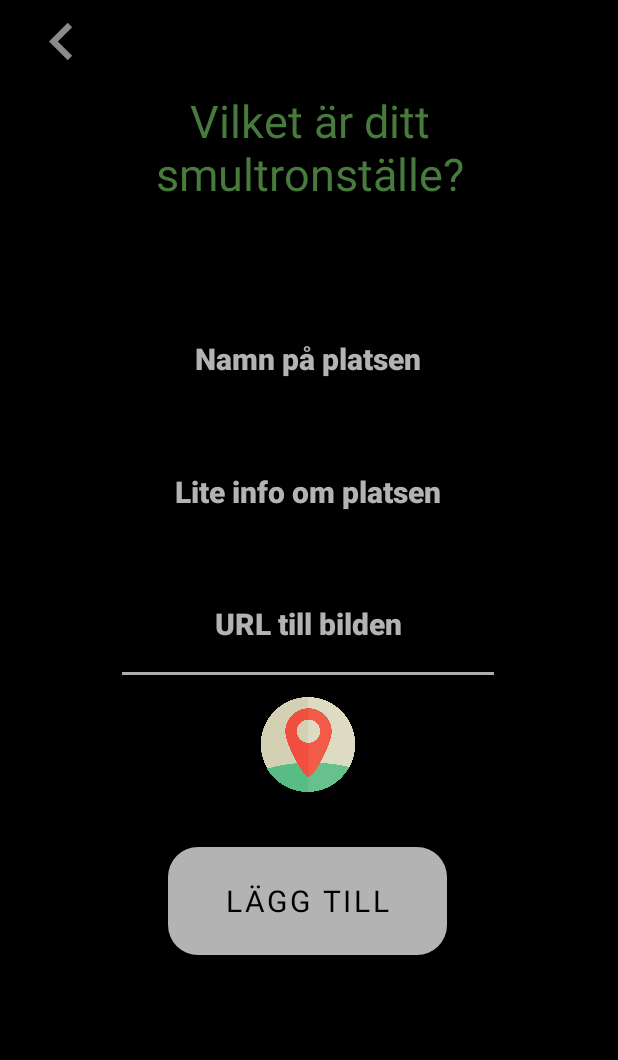
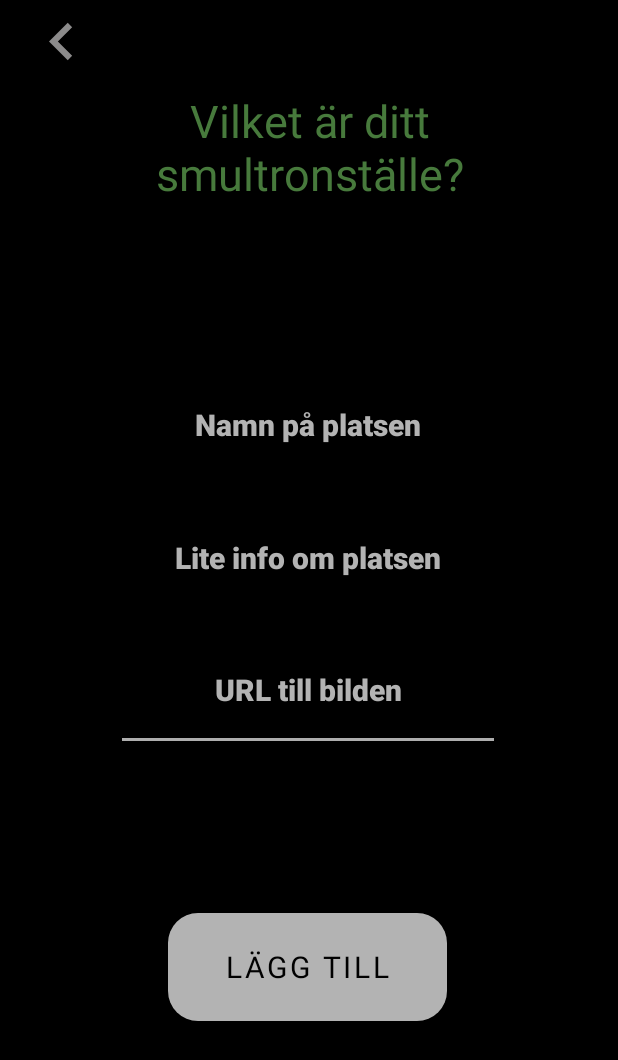
Before and after one commit to Salmberg/PlacesApp, an Android app: the AddPlaceActivity screen opened directly, with no data from a screen before it, on a phone screen of 412 x 824 dp. Shown: the top 1060 px of the screen. Run offline under Robolectric (Android 15) with nearby library versions, the phone set to English and light mode, and no system bars; our stand-ins replace Firebase (no records; nobody signed in at launch, a user with empty details on screens opened directly); Roboto replaces fonts that are not available here.

```diff
--- a/app/build.gradle
+++ b/app/build.gradle
@@ -54,4 +54,6 @@ dependencies {
     androidTestImplementation 'androidx.test.ext:junit:1.1.4'
     androidTestImplementation 'androidx.test.espresso:espresso-core:3.5.0'
     implementation'com.google.android.gms:play-services-location:21.0.1'
+    implementation 'com.github.bumptech.glide:glide:4.14.2'
+
 }
--- a/app/src/main/java/com/example/placesapp/AddPlaceActivity.kt
+++ b/app/src/main/java/com/example/placesapp/AddPlaceActivity.kt
@@ -35,6 +35,7 @@ class AddPlaceActivity : AppCompatActivity() {
         val addButton = findViewById<Button>(R.id.addButton)
         addButton.setOnClickListener {
             savePlace()
+
         }
 
         val goBackButton = findViewById<ImageButton>(R.id.goBackButton)
@@ -42,19 +43,18 @@ class AddPlaceActivity : AppCompatActivity() {
             onBackPressed()
         }
 
-        val addPinButton = findViewById<ImageView>(R.id.addPinImageView)
-        addPinButton.setOnClickListener{
-            val intent = Intent(this, MapsActivity::class.java)
-            startActivity(intent)
-        }
     }
 
     fun savePlace() {
         val place = Place(
             name = addNameEditText.text.toString(),
             info = addInfoEditText.text.toString(),
-            image = addUrlEditText.text.toString()
+            imageURL = addUrlEditText.text.toString(),
+            longitude = intent.getDoubleExtra("longitude",0.0),
+            latitude = intent.getDoubleExtra("latitude",0.0)
         )
+
+
 
         addNameEditText.setText("")
         addInfoEditText.setText("")
@@ -69,6 +69,8 @@ class AddPlaceActivity : AppCompatActivity() {
         db.collection("users").document(user.uid)
             .collection("places").add(place)
 
-        onBackPressed()
+        val intent = Intent(this, MapsActivity::class.java)
+        startActivity(intent)
+
     }
 }
--- a/app/src/main/java/com/example/placesapp/Place.kt
+++ b/app/src/main/java/com/example/placesapp/Place.kt
@@ -7,7 +7,8 @@ data class Place(
     @DocumentId var documentId: String? = null,
     var name: String? = null,
     var info: String? = null,
-    var image: String? = null,
-    var position: Double? = null
+    var imageURL: String? = null,
+    var longitude: Double? = null,
+    var latitude: Double? = null
     ) {
 }
--- a/app/src/main/java/com/example/placesapp/PlacesActivity.kt
+++ b/app/src/main/java/com/example/placesapp/PlacesActivity.kt
@@ -127,7 +127,7 @@ open class PlacesActivity : AppCompatActivity() {
     }
 
     fun goToAddActivity() {
-        val intent = Intent(this, AddPlaceActivity::class.java)
+        val intent = Intent(this, MapsActivity::class.java)
         startActivity(intent)
     }
 }
--- a/app/src/main/java/com/example/placesapp/PlacesRecyclerAdapter.kt
+++ b/app/src/main/java/com/example/placesapp/PlacesRecyclerAdapter.kt
@@ -14,6 +14,7 @@ import android.widget.TextView
 import android.widget.Toast
 import androidx.core.content.ContextCompat.startActivity
 import androidx.recyclerview.widget.RecyclerView
+import com.bumptech.glide.Glide
 import com.google.android.material.floatingactionbutton.FloatingActionButton
 import com.google.firebase.auth.FirebaseAuth
 import com.google.firebase.auth.ktx.auth
@@ -65,7 +66,8 @@ class PlacesRecyclerAdapter(
         holder.apply {
             pictureButton.setOnClickListener {
               val intent = Intent( context, ImageActivity::class.java)
-               context.startActivity(intent)
+                intent.putExtra("picture_image", place.imageURL)
+                context.startActivity(intent)
                 Log.e("Clicked", "you clicked te text!")
 
             }
--- a/app/src/main/res/layout/activity_add_place.xml
+++ b/app/src/main/res/layout/activity_add_place.xml
@@ -30,7 +30,7 @@
         android:id="@+id/addNameEditText"
         android:layout_width="256dp"
         android:layout_height="79dp"
-        android:layout_marginTop="200dp"
+        android:layout_marginTop="244dp"
         android:ems="10"
         android:fontFamily="sans-serif-medium"
         android:hint="Namn på platsen"
@@ -106,17 +106,4 @@
         app:layout_constraintVertical_bias="0.26"
         app:srcCompat="@drawable/ic_baseline_navigate_before_24" />
 
-    <ImageView
-        android:id="@+id/addPinImageView"
-        android:layout_width="72dp"
-        android:layout_height="63dp"
-        android:clickable="true"
-        app:layout_constraintBottom_toTopOf="@+id/addButton"
-        app:layout_constraintEnd_toEndOf="parent"
-        app:layout_constraintHorizontal_bias="0.498"
-        app:layout_constraintStart_toStartOf="parent"
-        app:layout_constraintTop_toBottomOf="@+id/addUrlEditText"
-        app:layout_constraintVertical_bias="0.183"
-        app:srcCompat="@drawable/namnl_s_design__3_" />
-
 </androidx.constraintlayout.widget.ConstraintLayout>
--- a/app/src/main/res/layout/activity_maps.xml
+++ b/app/src/main/res/layout/activity_maps.xml
@@ -5,8 +5,8 @@
     android:orientation="vertical">
 
 
-<fragment xmlns:android="http://schemas.android.com/apk/res/android"
-    xmlns:map="http://schemas.android.com/apk/res-auto"
+<fragment
+    xmlns:android="http://schemas.android.com/apk/res/android"
     xmlns:tools="http://schemas.android.com/tools"
     android:id="@+id/map"
     android:name="com.google.android.gms.maps.SupportMapFragment"
@@ -23,7 +23,7 @@
     android:layout_alignParentStart="true"
     android:padding="8dp"
     android:layout_margin="5dp"
-    android:text="@string/back"
+    android:text="@string/spara"
     android:textColor="#ffffff" />
 
 
--- a/app/src/main/res/values/strings.xml
+++ b/app/src/main/res/values/strings.xml
@@ -2,4 +2,6 @@
     <string name="app_name">PlacesApp</string>
     <string name="title_activity_maps">MapsActivity</string>
     <string name="back">Back</string>
+    <string name="title_activity_this_place_maps">thisPlaceMapsActivity</string>
+    <string name="spara">Spara</string>
 </resources>
```
Also changed, not shown: app/src/main/AndroidManifest.xml (+20 -15 lines), app/src/main/java/com/example/placesapp/ImageActivity.kt (+9 -0 lines), app/src/main/java/com/example/placesapp/MapsActivity.kt (+26 -50 lines), app/src/main/java/com/example/placesapp/thisPlaceMapsActivity.kt (added, +48 -0 lines), app/src/main/res/layout/activity_this_place_maps.xml (added, +9 -0 lines), 1 other file.
